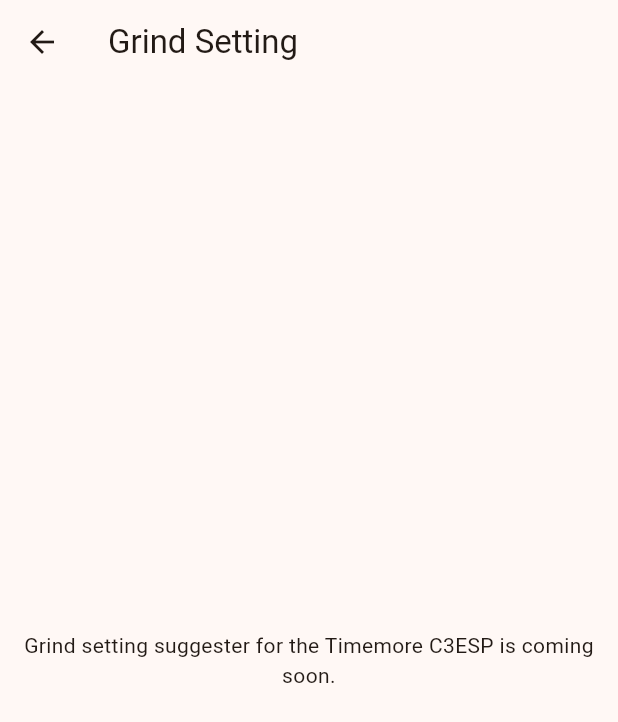
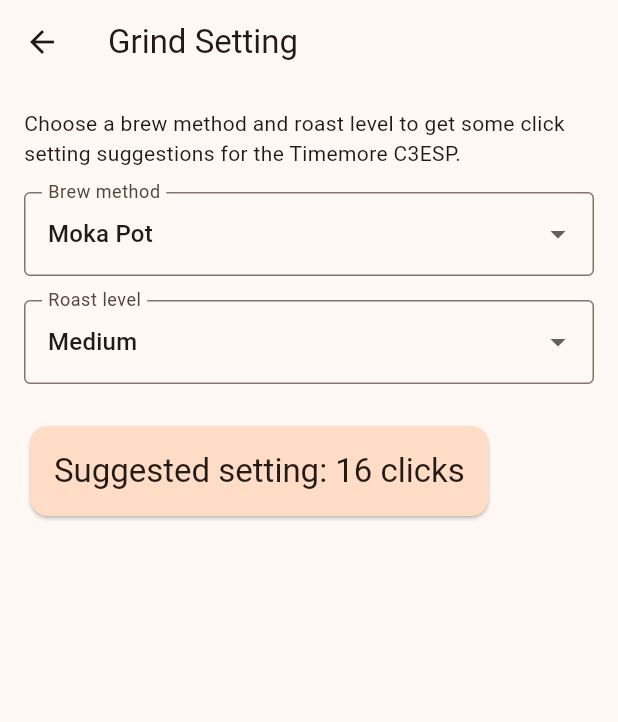
Before and after one commit to Blue-Cynic/Personal-Coffee-App, a Flutter app: the GrindSettingsScreen screen opened directly, on a phone screen of 412 x 824 dp. Shown: the top 722 px of the screen. Run offline on Flutter 3.47's test engine with Material 3 defaults, Android fonts, the phone set to English and light mode, and no system bars; our stand-ins replace device_preview.

Commit message:
Update - added some code for grind settings and notes (finally)

```diff
--- a/lib/screens/grind_settings_screen.dart
+++ b/lib/screens/grind_settings_screen.dart
@@ -1,23 +1,107 @@
 import 'package:flutter/material.dart';
 
-// This is a placeholder screen. Is already here to keep things neat for my sake.
-// Is a placeholder because I will need to first research the clicks to my grinder.
-class GrindSettingsScreen extends StatelessWidget {
+class GrindSettingsScreen extends StatefulWidget {
   const GrindSettingsScreen({super.key});
 
   @override
+  State<GrindSettingsScreen> createState() => _GrindSettingsScreenState();
+}
+
+class _GrindSettingsScreenState extends State<GrindSettingsScreen> {
+  static const Map<String, Map<String, int>> _settings = {
+    // For now, a placeholder click values. I still need to do some research
+    'Moka Pot': {
+      'Medium': 16,
+      'Dark': 14,
+    },
+    'French Press': {
+      'Medium': 30,
+      'Dark': 28,
+    },
+    'Cold Brew': {
+      'Medium': 34,
+      'Dark': 32,
+    },
+  };
+
+  String _method = 'Moka Pot';
+  String _roast = 'Medium';
+
+  @override
   Widget build(BuildContext context) {
+    final clicks = _settings[_method]?[_roast];
+
     return Scaffold(
       appBar: AppBar(
         title: const Text('Grind Setting'),
       ),
-      body: const Center(
-        child: Padding(
-          padding: EdgeInsets.all(16),
-          child: Text(
-            'Grind setting suggester for the Timemore C3ESP is coming soon.',
-            textAlign: TextAlign.center,
-          ),
+      body: Padding(
+        padding: const EdgeInsets.all(16),
+        child: Column(
+          crossAxisAlignment: CrossAxisAlignment.start,
+          children: [
+            const Text(
+              'Choose a brew method and roast level to get some click setting suggestions for the Timemore C3ESP.',
+            ),
+            const SizedBox(height: 16),
+
+            DropdownButtonFormField<String>(
+              initialValue: _method,
+              decoration: const InputDecoration(
+                labelText: 'Brew method',
+                border: OutlineInputBorder(),
+              ),
+              items: _settings.keys.map((method) {
+                return DropdownMenuItem(
+                  value: method,
+                  child: Text(method),
+                );
+              }).toList(),
+              onChanged: (value) {
+                if (value == null) return;
+
+                setState(() {
+                  _method = value;
+                });
+              },
+            ),
+
+            const SizedBox(height: 16),
+
+            DropdownButtonFormField<String>(
+              initialValue: _roast,
+              decoration: const InputDecoration(
+                labelText: 'Roast level',
+                border: OutlineInputBorder(),
+              ),
+              items: const [
+                DropdownMenuItem(value: 'Light', child: Text('Light')),
+                DropdownMenuItem(value: 'Medium', child: Text('Medium')),
+                DropdownMenuItem(value: 'Dark', child: Text('Dark')),
+              ],
+              onChanged: (value) {
+                if (value == null) return;
+
+                setState(() {
+                  _roast = value;
+                });
+              },
+            ),
+
+            const SizedBox(height: 24),
+
+            if (clicks != null)
+              Card(
+                color: Theme.of(context).colorScheme.primaryContainer,
+                child: Padding(
+                  padding: const EdgeInsets.all(16),
+                  child: Text(
+                    'Suggested setting: $clicks clicks',
+                    style: Theme.of(context).textTheme.titleLarge,
+                  ),
+                ),
+              ),
+          ],
         ),
       ),
     );
```
Also changed, not shown: lib/screens/notes_screen.dart (+45 -10 lines).
